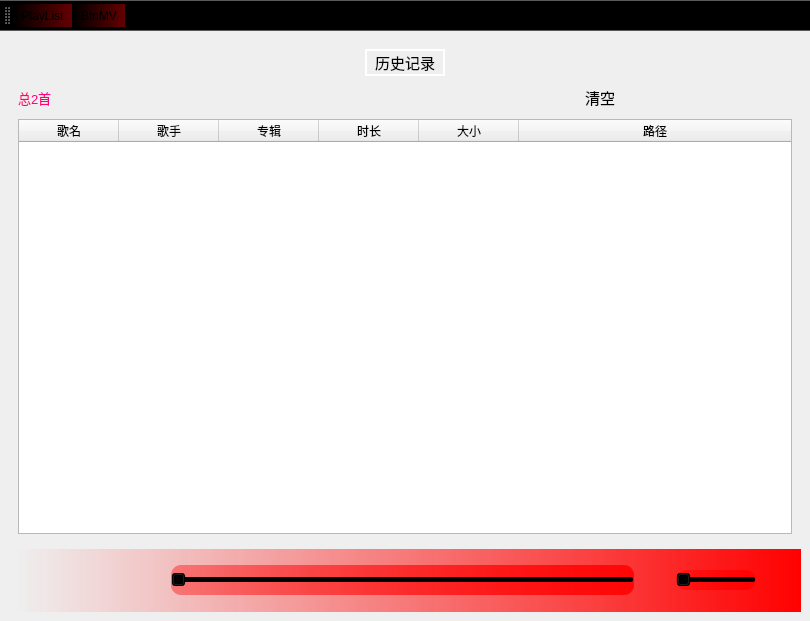
Old version of the form MusicPlayerMainWindow.ui in the repository ZHKU-Robot/MusicPlay.
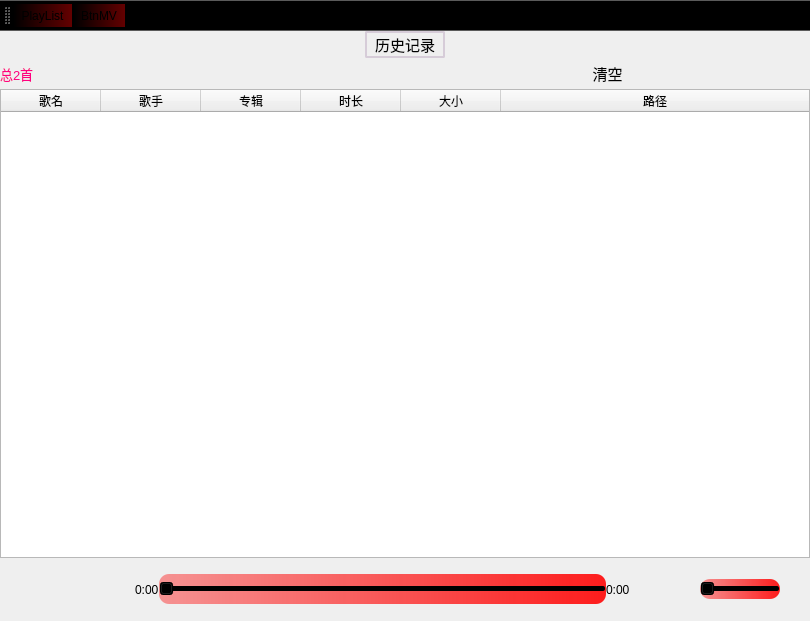
New version of the form. Icons and pictures are not drawn. Custom widgets are drawn as their Qt base class.

```diff
--- a/MusicPlayerMainWindow.ui
+++ b/MusicPlayerMainWindow.ui
@@ -27,6 +27,21 @@
   </property>
   <widget class="QWidget" name="centralwidget">
    <layout class="QVBoxLayout" name="verticalLayout_2">
+    <property name="spacing">
+     <number>0</number>
+    </property>
+    <property name="leftMargin">
+     <number>0</number>
+    </property>
+    <property name="topMargin">
+     <number>0</number>
+    </property>
+    <property name="rightMargin">
+     <number>0</number>
+    </property>
+    <property name="bottomMargin">
+     <number>0</number>
+    </property>
     <item>
      <layout class="QHBoxLayout" name="mainBodyLayout">
       <property name="spacing">
@@ -38,6 +53,21 @@
          <bool>true</bool>
         </property>
         <layout class="QVBoxLayout" name="verticalLayout">
+         <property name="spacing">
+          <number>0</number>
+         </property>
+         <property name="leftMargin">
+          <number>0</number>
+         </property>
+         <property name="topMargin">
+          <number>0</number>
+         </property>
+         <property name="rightMargin">
+          <number>0</number>
+         </property>
+         <property name="bottomMargin">
+          <number>0</number>
+         </property>
          <item>
           <layout class="QHBoxLayout" name="horizontalLayout_2">
            <item>
@@ -56,8 +86,8 @@
              </property>
              <property name="styleSheet">
               <string notr="true">
-border:2px solid #ffffff;
-border-radius:20%;
+border:2px solid rgb(214, 204, 216);
+border-radius:2px;
 </string>
              </property>
              <property name="text">
@@ -126,7 +156,7 @@
             <enum>QAbstractItemView::SelectRows</enum>
            </property>
            <property name="gridStyle">
-            <enum>Qt::DashDotDotLine</enum>
+            <enum>Qt::CustomDashLine</enum>
            </property>
            <attribute name="horizontalHeaderStretchLastSection">
             <bool>true</bool>
@@ -373,9 +403,24 @@
        </palette>
       </property>
       <property name="styleSheet">
-       <string notr="true">background-color:qlineargradient(spread:pad, x1:0, y1:0, x2:1, y2:0, stop:0.01 rgba(0, 0, 0, 0), stop:1 rgba(255, 0, 0, 255))</string>
+       <string notr="true"/>
       </property>
       <layout class="QHBoxLayout" name="horizontalLayout">
+       <property name="spacing">
+        <number>0</number>
+       </property>
+       <property name="leftMargin">
+        <number>0</number>
+       </property>
+       <property name="topMargin">
+        <number>0</number>
+       </property>
+       <property name="rightMargin">
+        <number>0</number>
+       </property>
+       <property name="bottomMargin">
+        <number>0</number>
+       </property>
        <item>
         <widget class="QPushButton" name="btnlast">
          <property name="minimumSize">
@@ -472,6 +517,13 @@
          </property>
         </widget>
        </item>
+       <item>
+        <widget class="QLabel" name="label_2">
+         <property name="text">
+          <string>0:00</string>
+         </property>
+        </widget>
+       </item>
        <item>
         <widget class="QSlider" name="horizontalSlider">
          <property name="styleSheet">
@@ -498,6 +550,33 @@
          </property>
         </widget>
        </item>
+       <item>
+        <widget class="QLabel" name="label_3">
+         <property name="text">
+          <string>0:00</string>
+         </property>
+        </widget>
+       </item>
+       <item>
+        <widget class="QPushButton" name="pushButton_3">
+         <property name="text">
+          <string/>
+         </property>
+         <property name="icon">
+          <iconset resource="res.qrc">
+           <normaloff>:/buttonicon/MusicButtonIcon/listcircle.svg</normaloff>:/buttonicon/MusicButtonIcon/listcircle.svg</iconset>
+         </property>
+         <property name="iconSize">
+          <size>
+           <width>32</width>
+           <height>32</height>
+          </size>
+         </property>
+         <property name="flat">
+          <bool>true</bool>
+         </property>
+        </widget>
+       </item>
        <item>
         <widget class="QPushButton" name="btnvolum">
          <property name="minimumSize">
```
Left out of the diff: 3 changed lines with no effect on the pictures.
